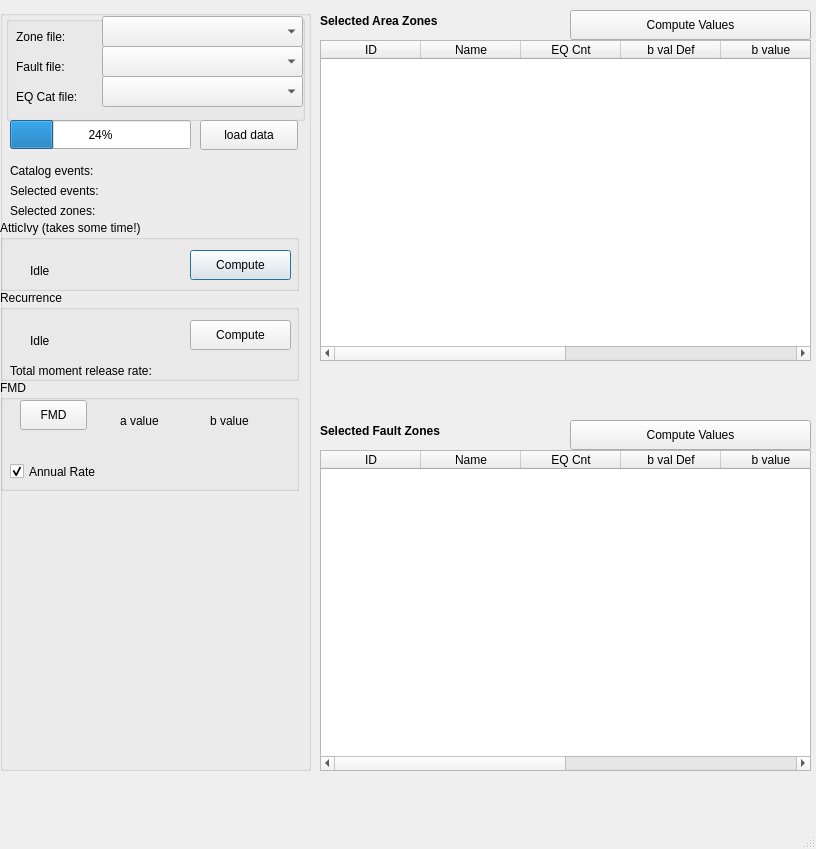
feuchner/seismicsource-toolkit, file mt_seismicsource/ui_seismicsource.ui: the form before one commit.
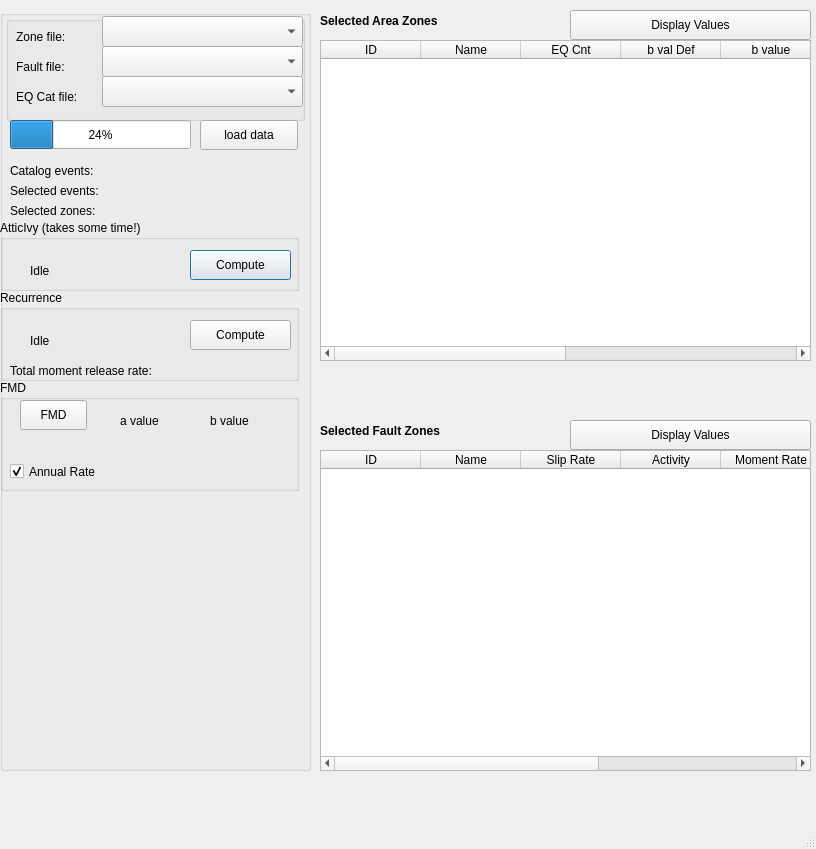
The form after the commit. Custom widgets are drawn as their Qt base class.

Commit message: renamed area table widgets

Diff of the .ui file:
```diff
--- a/mt_seismicsource/ui_seismicsource.ui
+++ b/mt_seismicsource/ui_seismicsource.ui
@@ -480,7 +480,7 @@
      </rect>
     </property>
     <property name="text">
-     <string>Compute Values</string>
+     <string>Display Values</string>
     </property>
    </widget>
   </widget>
@@ -506,7 +506,7 @@
      <bool>true</bool>
     </property>
     <property name="columnCount">
-     <number>8</number>
+     <number>7</number>
     </property>
     <column>
      <property name="text">
@@ -520,22 +520,17 @@
     </column>
     <column>
      <property name="text">
-      <string>EQ Cnt</string>
+      <string>Slip Rate</string>
      </property>
     </column>
     <column>
      <property name="text">
-      <string>b val Def</string>
+      <string>Activity</string>
      </property>
     </column>
     <column>
      <property name="text">
-      <string>b value</string>
-     </property>
-    </column>
-    <column>
-     <property name="text">
-      <string>a value</string>
+      <string>Moment Rate</string>
      </property>
     </column>
     <column/>
@@ -570,7 +565,7 @@
      </rect>
     </property>
     <property name="text">
-     <string>Compute Values</string>
+     <string>Display Values</string>
     </property>
    </widget>
   </widget>
```
Left out of the diff: 8 changed lines with no effect on the pictures. The commit also changes 1 other file.
